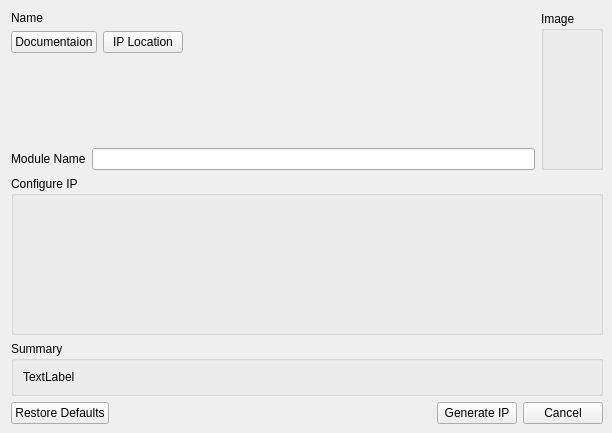
Before: the Qt Designer form src/IpConfigurator/IPDialogBox.ui in os-fpga/FOEDAG, drawn with Qt 5.
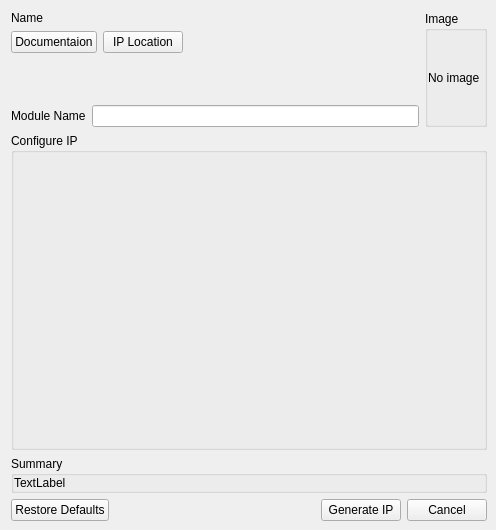
After: the same form once the commit is applied. Icons and pictures are not drawn.

Commit message: Add scroll area for parameters list

```diff
--- a/src/IpConfigurator/IPDialogBox.ui
+++ b/src/IpConfigurator/IPDialogBox.ui
@@ -6,8 +6,8 @@
    <rect>
     <x>0</x>
     <y>0</y>
-    <width>612</width>
-    <height>433</height>
+    <width>496</width>
+    <height>530</height>
    </rect>
   </property>
   <property name="windowTitle">
@@ -98,6 +98,30 @@
        <property name="title">
         <string>Image</string>
        </property>
+       <layout class="QGridLayout" name="gridLayout_4">
+        <property name="leftMargin">
+         <number>0</number>
+        </property>
+        <property name="topMargin">
+         <number>0</number>
+        </property>
+        <property name="rightMargin">
+         <number>0</number>
+        </property>
+        <property name="bottomMargin">
+         <number>0</number>
+        </property>
+        <property name="spacing">
+         <number>0</number>
+        </property>
+        <item row="0" column="0">
+         <widget class="QLabel" name="labelImage">
+          <property name="text">
+           <string>No image</string>
+          </property>
+         </widget>
+        </item>
+       </layout>
       </widget>
      </item>
      <item row="3" column="1" colspan="2">
@@ -126,6 +150,9 @@
        <property name="orientation">
         <enum>Qt::Vertical</enum>
        </property>
+       <property name="sizeType">
+        <enum>QSizePolicy::Preferred</enum>
+       </property>
        <property name="sizeHint" stdset="0">
         <size>
          <width>20</width>
@@ -155,11 +182,35 @@
       <string>Summary</string>
      </property>
      <layout class="QGridLayout" name="gridLayout_3">
+      <property name="leftMargin">
+       <number>0</number>
+      </property>
+      <property name="topMargin">
+       <number>0</number>
+      </property>
+      <property name="rightMargin">
+       <number>0</number>
+      </property>
+      <property name="bottomMargin">
+       <number>0</number>
+      </property>
+      <property name="spacing">
+       <number>0</number>
+      </property>
       <item row="0" column="0">
        <widget class="QLabel" name="labelSummary">
+        <property name="frameShape">
+         <enum>QFrame::NoFrame</enum>
+        </property>
         <property name="text">
          <string>TextLabel</string>
         </property>
+        <property name="textFormat">
+         <enum>Qt::RichText</enum>
+        </property>
+        <property name="wordWrap">
+         <bool>true</bool>
+        </property>
        </widget>
       </item>
      </layout>
```
The commit also changes 2 other files.
